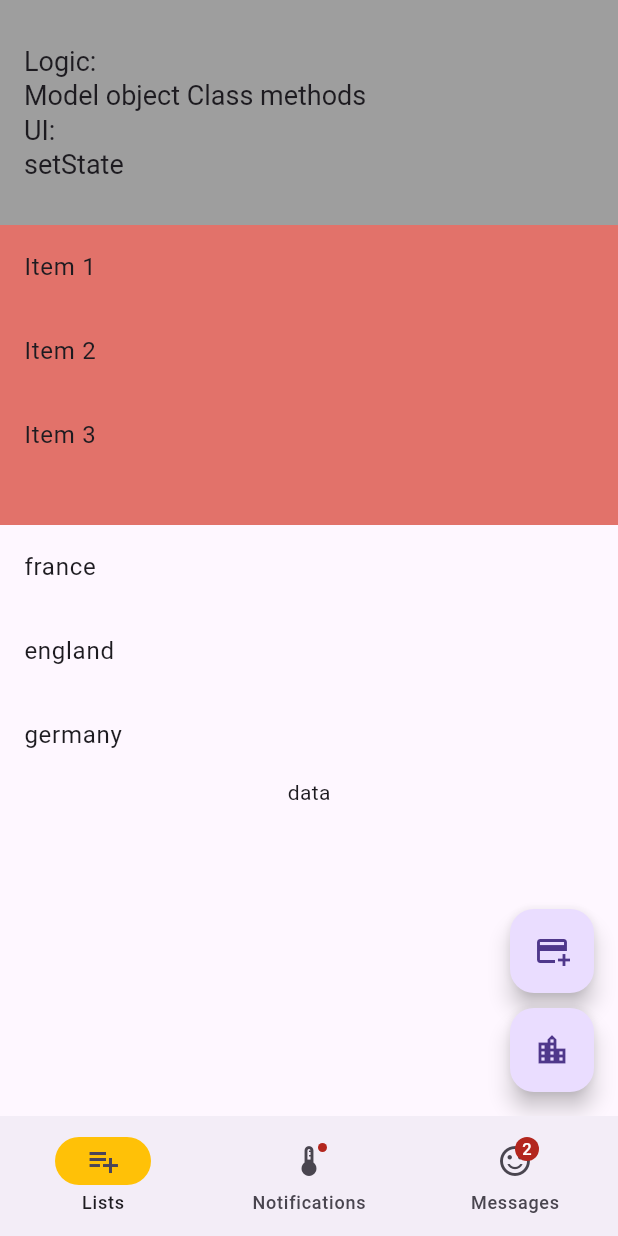
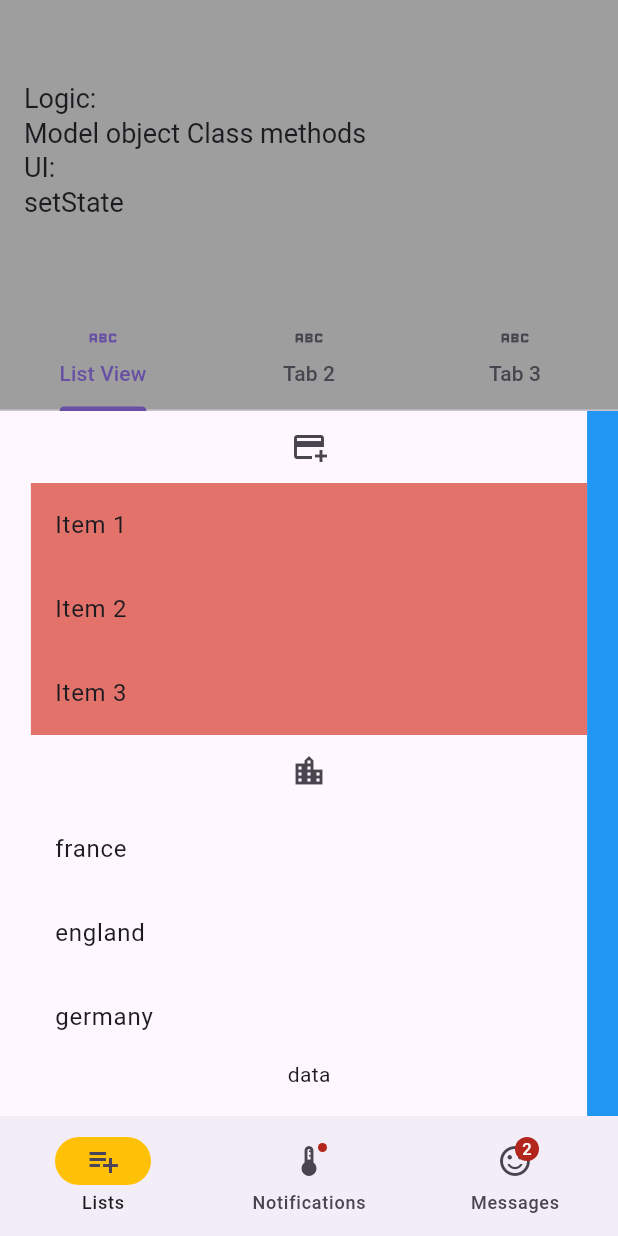
Before and after one commit to hesptech/flutter_mvvm, a Flutter app: the screen it shows after launch, on a phone screen of 412 x 824 dp. Run offline on Flutter 3.47's test engine with Material 2 defaults, Android fonts, the phone set to English and light mode, and no system bars; our stand-ins replace dio, get_it.

Commit message:
Feat: TabBar in ListViewsScreen + WeatherScreen + JokeScreen, views ListViewsView WeatherView

```diff
--- a/lib/views/list_views_screen.dart
+++ b/lib/views/list_views_screen.dart
@@ -1,8 +1,5 @@
 import 'package:flutter/material.dart';
-import '../views_models/item_list_view_model.dart';
-import 'package:flutter_mvvm/views_models/city_list_view_model.dart';
-//import 'package:flutter_mvvm/models/model.dart';
-
+import 'package:flutter_mvvm/views/list_views_view.dart';
 
 class ListViewScreen extends StatefulWidget {
   const ListViewScreen({super.key});
@@ -12,57 +9,49 @@ class ListViewScreen extends StatefulWidget {
 }
 
 class ListViewScreenState extends State<ListViewScreen> {
-  late ItemListViewModel _viewModel;
-  late CityListViewModel _cityListViewModel2;
-
-  @override
-  void initState() {
-    super.initState();
-    _viewModel = ItemListViewModel();
-    _cityListViewModel2 = CityListViewModel();
-  }
 
   @override
   Widget build(BuildContext context) {
-    return Scaffold(
+    return DefaultTabController(
+      length: 3,
+      child: Scaffold(
         appBar: AppBar(
-        title: const Text(
+          title: const Column(
+            children: [
+              Text(
                 'Logic:\nModel object Class methods \nUI:\nsetState',
                 style: TextStyle(fontSize: 18),
               ),
-        toolbarHeight: 150,
+            ],
+          ),
+          toolbarHeight: 200,
           backgroundColor: Colors.grey[500],
-      ),
-      body: Column(
-        children: [
-          Container(
-            height: 200,
-            color: const Color.fromARGB(255, 226, 114, 106),
-            child: ListView.builder(
-              shrinkWrap: true,
-              itemCount: _viewModel.items.length,
-              itemBuilder: (context, index) {
-                return ListTile(title: Text(_viewModel.items[index]));
-              },
+          bottom: const TabBar(
+            tabs: [
+              Tab(text: 'List View', icon: Icon(Icons.abc),),
+              Tab(text: 'Tab 2', icon: Icon(Icons.abc),),
+              Tab(text: 'Tab 3', icon: Icon(Icons.abc),),
+            ],
           ),
         ),
-          Flexible(
-            child: ListView.builder(
-              scrollDirection: Axis.vertical,
-              shrinkWrap: true,
-              itemCount: _cityListViewModel2.cities.length,
-              itemBuilder: (context, index) {
-                return ListTile(title: Text(_cityListViewModel2.cities[index]));
-              },
+        //body: const ListViewsView(),
+        body: TabBarView(
+          physics: const NeverScrollableScrollPhysics(),
+          viewportFraction: 0.9,
+          children: [
+            const ListViewsView(),
+            Container(
+              color: Colors.blue,
+              //width: MediaQuery.of(context).size.width / 3,
             ),
+            Container(
+              color: Colors.red,
+              //width: MediaQuery.of(context).size.width / 3,
             ),
-          const Text('data')
-
           ],
         ),
 
-
-      floatingActionButton: Column(
+        /* floatingActionButton: Column(
           mainAxisAlignment: MainAxisAlignment.end,
           children: [
             FloatingActionButton(
@@ -89,8 +78,9 @@ class ListViewScreenState extends State<ListViewScreen> {
               ),
             )
           ]
+        ), */
+
       ),
-
     );
   }
 }
--- /dev/null
+++ b/lib/views/list_views_view.dart
@@ -0,0 +1,83 @@
+import 'package:flutter/material.dart';
+import '../views_models/item_list_view_model.dart';
+import 'package:flutter_mvvm/views_models/city_list_view_model.dart';
+
+class ListViewsView extends StatefulWidget {
+  const ListViewsView({super.key});
+
+  @override
+  State<ListViewsView> createState() => _ListViewsViewState();
+}
+
+class _ListViewsViewState extends State<ListViewsView> {
+  late ItemListViewModel _viewModel;
+  late CityListViewModel _cityListViewModel2;
+
+  @override
+  void initState() {
+    super.initState();
+    _viewModel = ItemListViewModel();
+    _cityListViewModel2 = CityListViewModel();
+  }
+
+  @override
+  Widget build(BuildContext context) {
+    return
+
+      Container(
+        width: MediaQuery.of(context).size.width,
+        child: Column(
+            children: [
+
+
+              IconButton(
+                onPressed: () {
+                  _viewModel.addItem('New Item');
+                  setState(() {});
+                },
+                icon: const Icon(
+                  Icons.add_card
+                ),
+              ),
+
+              Container(
+                //height: 200,
+                color: const Color.fromARGB(255, 226, 114, 106),
+                child: ListView.builder(
+                  shrinkWrap: true,
+                  itemCount: _viewModel.items.length,
+                  itemBuilder: (context, index) {
+                    return ListTile(title: Text(_viewModel.items[index]));
+                  },
+                ),
+              ),
+
+              IconButton(
+                onPressed: () {
+                  _cityListViewModel2.addCity(city: 'New City', country: 'New Country');
+                  setState(() {});
+                },
+                icon: const Icon(
+                  Icons.location_city
+                ),
+              ),
+
+              Flexible(
+                child: ListView.builder(
+                  scrollDirection: Axis.vertical,
+                  shrinkWrap: true,
+                  itemCount: _cityListViewModel2.cities.length,
+                  itemBuilder: (context, index) {
+                    return ListTile(title: Text(_cityListViewModel2.cities[index]));
+                  },
+                ),
+              ),
+              const Text('data')
+
+            ],
+          ),
+      );
+
+
+  }
+}
```
Also changed, not shown: lib/views/jokes/joke_screen.dart (+36 -6 lines), lib/views/weather_screen.dart (+18 -7 lines), lib/views/weather_view.dart (added, +39 -0 lines), 1 other file. Lines whose indentation alone changed are shown as unchanged.
